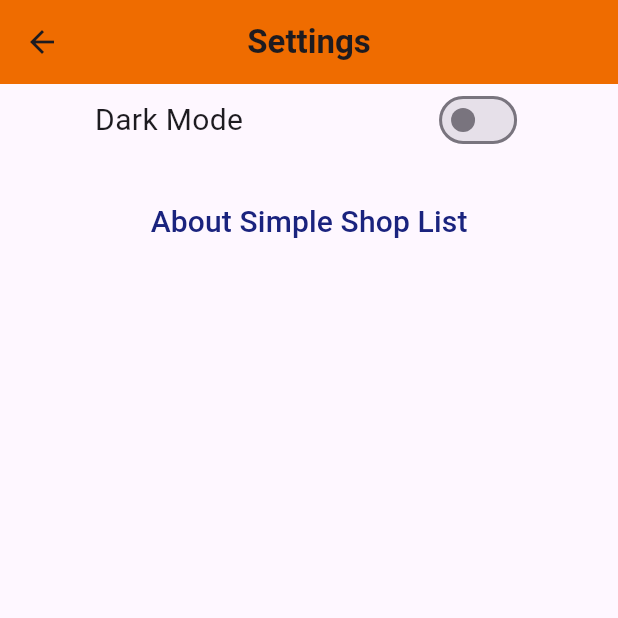
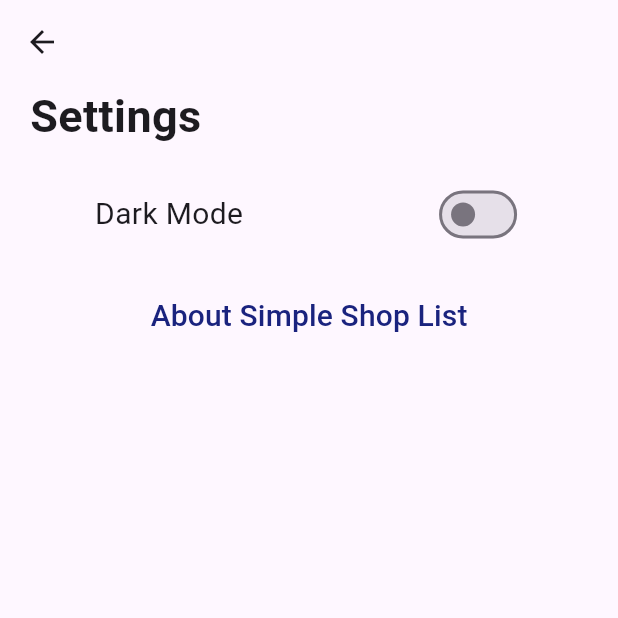
Before and after one commit to seerjo0/simple_shop_list, a Flutter app: the screen it shows after launch, scrolled down 576 dp, after a tap on the "settings" icon, on a phone screen of 412 x 824 dp, the top half of it. Run offline on Flutter 3.47's test engine with Material 3 defaults, Android fonts, the phone set to English and light mode, and no system bars; our stand-ins replace bloc, flutter_bloc, go_router.

Commit message:
UI Update

```diff
--- a/lib/ui/home/widgets/home_screen.dart
+++ b/lib/ui/home/widgets/home_screen.dart
@@ -11,23 +11,38 @@ class HomeView extends StatelessWidget {
 
   @override
   Widget build(BuildContext context) {
+    TextEditingController searchController = TextEditingController();
+
     return Scaffold(
       appBar: AppBar(
-        title: const Text(
-          'Simple Shop List',
-          style: TextStyle(
-            fontWeight: FontWeight.bold,
+        toolbarHeight: 80,
+        title: TextField(
+          controller: searchController,
+          decoration: const InputDecoration(
+            hintText: 'Search product',
+            border: OutlineInputBorder(
+              borderRadius: BorderRadius.all(
+                Radius.circular(40),
+              ),
+              borderSide: BorderSide(
+                color: Colors.orange,
+              ),
+            ),
+            prefixIcon: Icon(Icons.search),
           ),
         ),
-        centerTitle: true,
-        backgroundColor: Colors.orange.shade800,
         actions: [
-          IconButton(
-            icon: const Icon(
-              Icons.settings,
-              color: Colors.white,
-            ),
-            onPressed: () => GoRouter.of(context).go(Routes.settings),
+          BlocBuilder<HomeController, HomeState>(
+            builder: (context, state) {
+              return IconButton(
+                icon: Icon(
+                  Icons.settings,
+                  color:
+                      state.darkModeOn ? Colors.white : Colors.indigo.shade900,
+                ),
+                onPressed: () => GoRouter.of(context).go(Routes.settings),
+              );
+            },
           ),
         ],
       ),
@@ -41,6 +56,25 @@ class HomeView extends StatelessWidget {
           return SingleChildScrollView(
             child: Column(
               children: [
+                BlocBuilder<HomeController, HomeState>(
+                  builder: (context, state) => Row(
+                    mainAxisAlignment: MainAxisAlignment.start,
+                    children: [
+                      const SizedBox(width: 20),
+                      Text(
+                        "Simple Shop List",
+                        style: TextStyle(
+                          fontSize: 30,
+                          color: state.darkModeOn
+                              ? Colors.white
+                              : Colors.indigo.shade900,
+                          fontWeight: FontWeight.bold,
+                        ),
+                      ),
+                    ],
+                  ),
+                ),
+                const SizedBox(height: 20),
                 for (int i = 0; i < 20; i++)
                   Dismissible(
                     onDismissed: (direction) {},
--- a/lib/ui/settings/settings_screen.dart
+++ b/lib/ui/settings/settings_screen.dart
@@ -16,17 +16,22 @@ class SettingsScreen extends StatelessWidget {
           onPressed: () => GoRouter.of(context).go(Routes.home),
           icon: Icon(Icons.arrow_back),
         ),
-        title: const Text(
-          'Settings',
-          style: TextStyle(
-            fontWeight: FontWeight.bold,
-          ),
-        ),
-        centerTitle: true,
-        backgroundColor: Colors.orange.shade800,
       ),
       body: Column(
         children: [
+          Row(
+            children: [
+              const SizedBox(width: 20),
+              Text(
+                "Settings",
+                style: TextStyle(
+                  fontSize: 30,
+                  fontWeight: FontWeight.bold,
+                ),
+              ),
+            ],
+          ),
+          const SizedBox(height: 20),
           Row(
             mainAxisAlignment: MainAxisAlignment.spaceAround,
             children: [
@@ -70,7 +75,8 @@ class SettingsScreen extends StatelessWidget {
                 "About Simple Shop List",
                 style: TextStyle(
                   fontSize: 20,
-                  color: state.darkModeOn ? Colors.white : Colors.indigo.shade900,
+                  color:
+                      state.darkModeOn ? Colors.white : Colors.indigo.shade900,
                 ),
               ),
             ),
```
Also changed, not shown: lib/data/data_storage/db.dart (deleted, +0 -13 lines), lib/ui/add-product/add_product_view.dart (+31 -11 lines), 1 other file.
